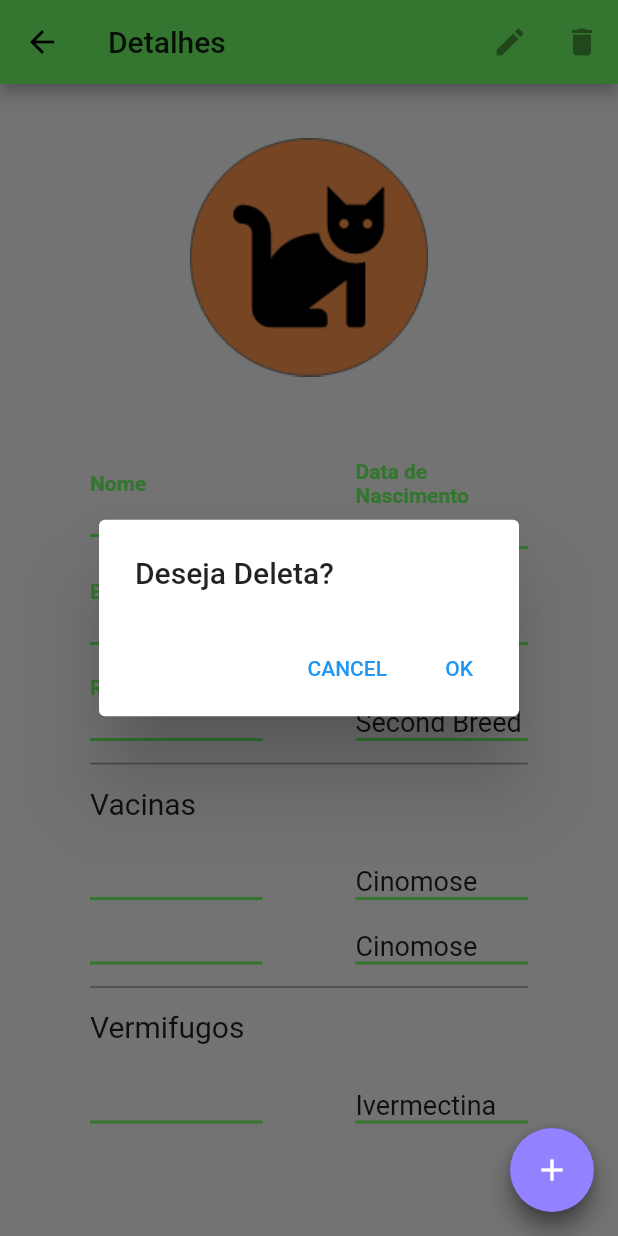
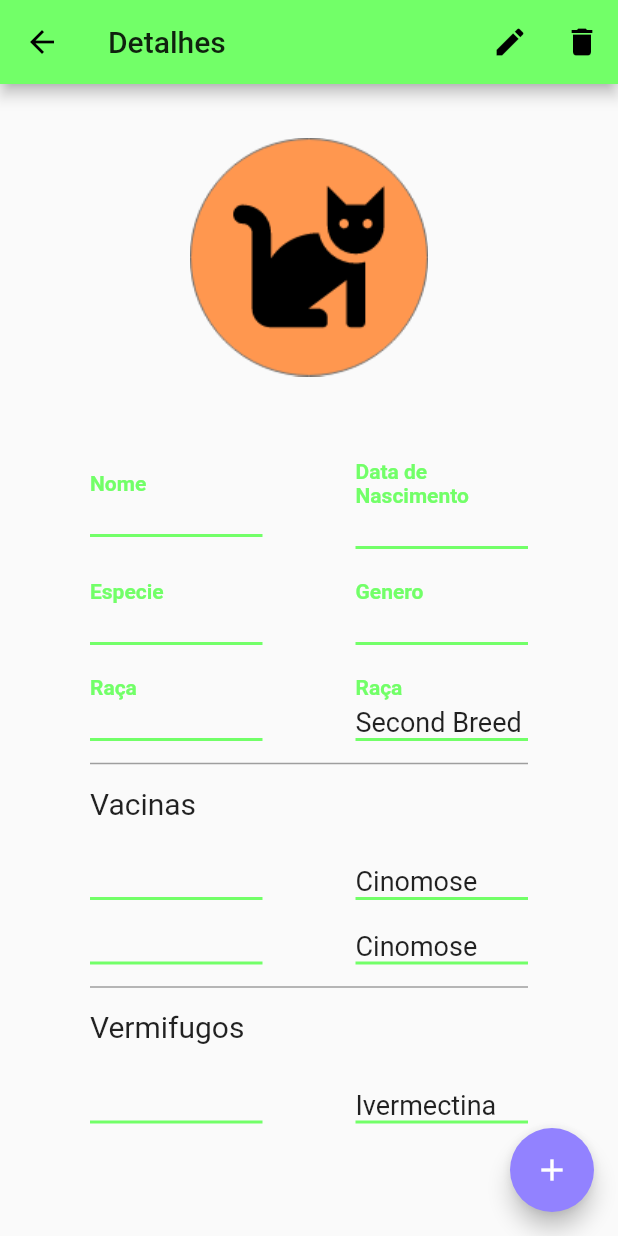
Before and after one commit to EduardoLima03/followpet, a Flutter app: the DetailsPage screen opened directly with empty values, on a phone screen of 412 x 824 dp. Run offline on Flutter 3.47's test engine with Material 2 defaults, Android fonts, the phone set to English and light mode, and no system bars; our stand-ins replace sqflite; accounts and stored records are empty.

Commit message:
Tela detalhes finalizada para layout SM, Delete e updade feito

```diff
--- a/lib/utils/strings/pt_br.dart
+++ b/lib/utils/strings/pt_br.dart
@@ -15,3 +15,7 @@ final String fieldLabelName = 'Nome';
 final String fieldLabelDate = 'Data de Nascimento';
 final String fieldLabelSpacie = 'Especie';
 final String titlePageDetails = 'Detalhes';
+final String titleAlertUpdate = 'Deseja atualiza?';
+final String titleAlertDelete = 'Deseja deleta?';
+final String titleButtonConfirms = 'Sim';
+final String titleButtonRefuse = 'Não';
--- a/lib/views/pages/details_page.dart
+++ b/lib/views/pages/details_page.dart
@@ -17,14 +17,27 @@ class _DetailsPageState extends State<DetailsPage> {
   @override
   Widget build(BuildContext context) {
     final PetModel _petInfo = ModalRoute.of(context).settings.arguments;
+
     return Scaffold(
       appBar: AppBar(
         title: Text(titlePageDetails),
         actions: [
-          IconButton(icon: Icon(Icons.edit), onPressed: null),
+          IconButton(
+              icon: Icon(Icons.edit),
+              onPressed: () {
+                _actionBar(
+                    context: context,
+                    mensagem: titleAlertUpdate,
+                    petU: _petInfo);
+              }),
           IconButton(
             icon: Icon(Icons.delete),
-            onPressed: _delegatePet(context, "Deseja Deleta?", _petInfo.IdPet),
+            onPressed: () {
+              _actionBar(
+                  context: context,
+                  mensagem: titleAlertDelete,
+                  id: _petInfo.IdPet);
+            },
           ),
         ],
       ),
@@ -291,43 +304,35 @@ class _DetailsPageState extends State<DetailsPage> {
   }
   // Fim LayoutDefult
 
-  /// TODO Erro no deleta, a tela chama o alert antes de inicia a tela
   /// Esse metodo será responsavel por exibir o alert ao usuario perguntado
   /// se ela deseja deleta o pet
-  _delegatePet(BuildContext context, String mensagem, int id) {
-    Widget okButton = TextButton(
-      child: Text('OK'),
+  _actionBar({BuildContext context, String mensagem, int id, PetModel petU}) {
+    return showDialog(
+        context: context,
+        builder: (BuildContext context) {
+          return AlertDialog(
+            title: Text(mensagem),
+            actions: [
+              TextButton(
+                  onPressed: () => Navigator.of(context).pop(),
+                  child: Text(titleButtonRefuse)),
+              TextButton(
                   onPressed: () {
-        // se aperta nesse botao o pet sera deletado
+                    if (id != null) {
                       db.delete(id).then((value) {
-          // quando for deletado volta para tela home
                         if (value > 0) {
-            print("$value");
-            //Navigator.popAndPushNamed(context, '/home', result: id);
+                          Navigator.popAndPushNamed(context, '/home',
+                              result: value);
                         }
                       });
+                    } else {
+                      Navigator.pushNamed(context, '/form', arguments: petU);
+                      //Navigator.of(context).pop();
+                    }
                   },
-    );
-
-    Widget cancelButton = TextButton(
-      child: Text('CANCEL'),
-      onPressed: () {
-        //Navigator.of(context).pop();
-      },
-    );
-
-    AlertDialog alert = AlertDialog(
-      title: Text(mensagem),
-      actions: [
-        cancelButton,
-        okButton,
+                  child: Text(titleButtonConfirms)),
             ],
           );
-
-    showDialog(
-        context: context,
-        builder: (BuildContext context) {
-          return alert;
         });
   }
   //fim do ShowDialog
```
Lines whose indentation alone changed are shown as unchanged.
